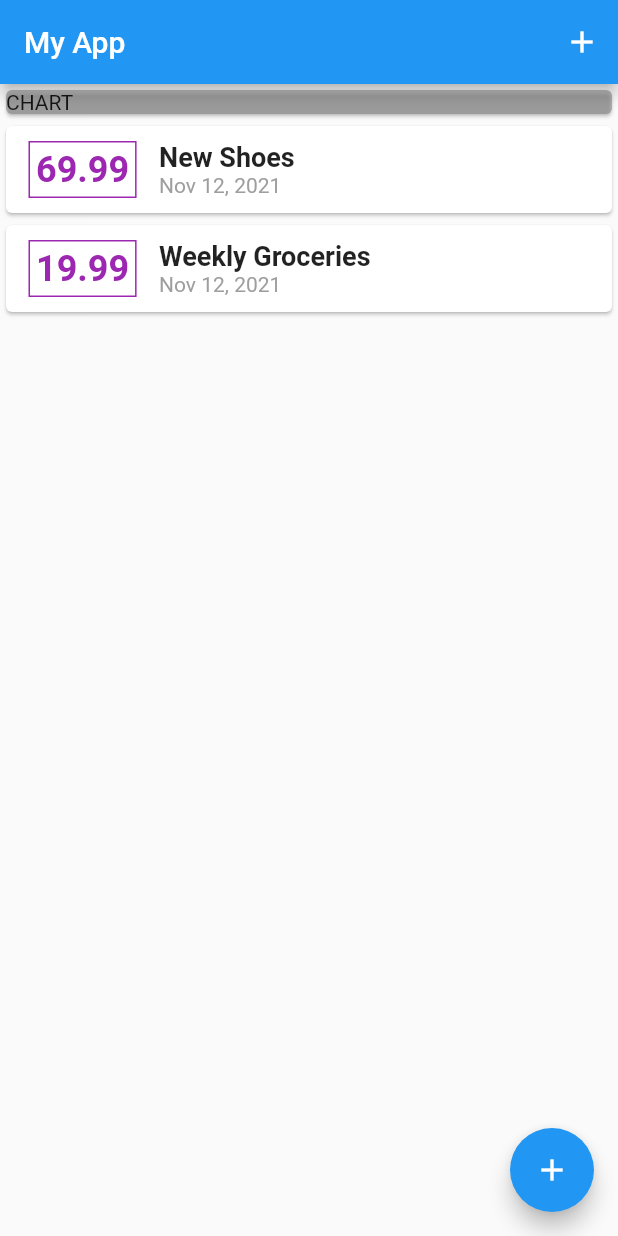
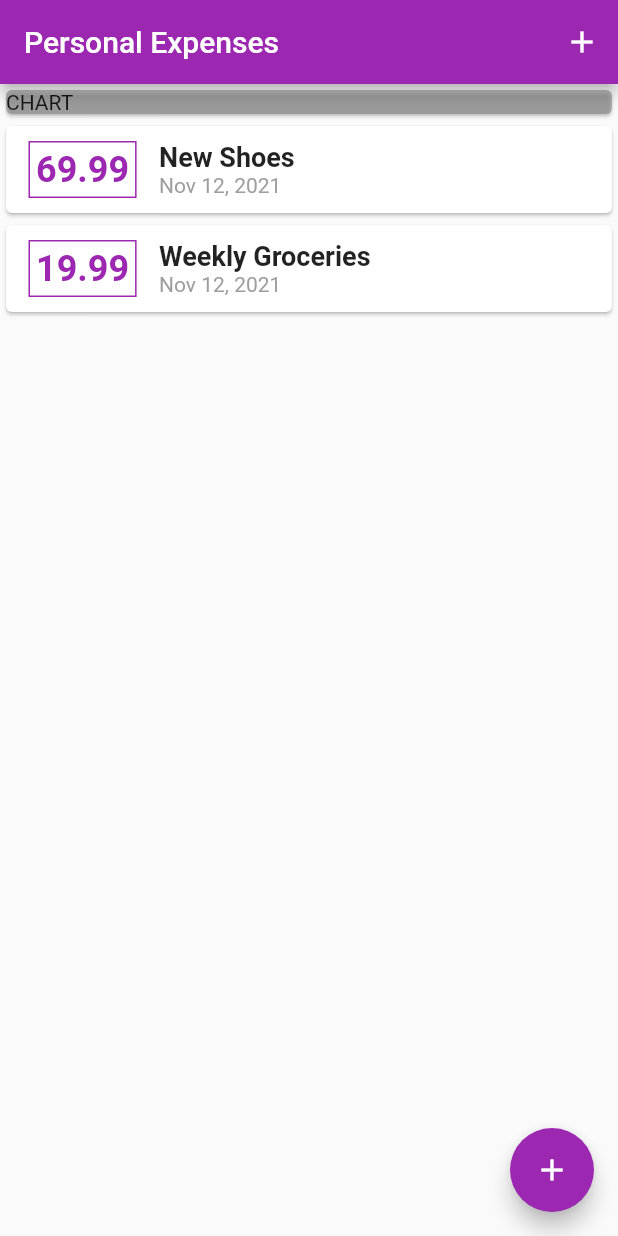
Before and after one commit to aj2460/Expense-calc, a Flutter app: the screen it shows after launch, on a phone screen of 412 x 824 dp. Run offline on Flutter 3.47's test engine with Material 2 defaults, Android fonts, the phone set to English and light mode, and no system bars.

Commit message:
add theme

```diff
--- a/lib/main.dart
+++ b/lib/main.dart
@@ -10,8 +10,12 @@ class MyApp extends StatelessWidget {
   @override
   Widget build(BuildContext context) {
     return MaterialApp(
-      title: "Flutter App",
+      title: "Personal Expenses",
       home: MyHomePage(),
+      theme: ThemeData(
+        primarySwatch: Colors.purple,
+        // colorScheme:
+      ),
     );
   }
 }
@@ -68,7 +72,7 @@ class _MyHomePageState extends State<MyHomePage> {
         onPressed: () => _startAddNewTransaction(context),
       ),
       appBar: AppBar(
-        title: Text("My App"),
+        title: Text("Personal Expenses"),
         actions: [
           IconButton(
               onPressed: () => _startAddNewTransaction(context),
--- a/lib/widgets/new_transaction.dart
+++ b/lib/widgets/new_transaction.dart
@@ -13,7 +13,6 @@ class NewTransaction extends StatefulWidget {
 
 class _NewTransactionState extends State<NewTransaction> {
   final titleControler = TextEditingController();
-
   final amountController = TextEditingController();
 
   void submitData() {
@@ -22,6 +21,7 @@ class _NewTransactionState extends State<NewTransaction> {
     if (enteredTitle.isEmpty || enteredAmount <= 0) return;
 
     widget._addTransactionHandler(enteredTitle, enteredAmount);
+    Navigator.of(context).pop();
   }
 
   @override
--- a/lib/widgets/transaction_list.dart
+++ b/lib/widgets/transaction_list.dart
@@ -19,14 +19,14 @@ class TransactionList extends StatelessWidget {
                   margin: EdgeInsets.symmetric(vertical: 10, horizontal: 15),
                   padding: EdgeInsets.all(4),
                   decoration: BoxDecoration(
-                    border: Border.all(color: Colors.purple),
+                    border: Border.all(color: Theme.of(context).primaryColor),
                   ),
                   child: Text(
                     _userTransactions[index].amount.toStringAsFixed(2),
                     style: TextStyle(
                         fontSize: 24,
                         fontWeight: FontWeight.bold,
-                        color: Colors.purple),
+                        color: Theme.of(context).primaryColor),
                   ),
                 ),
                 Column(
```
